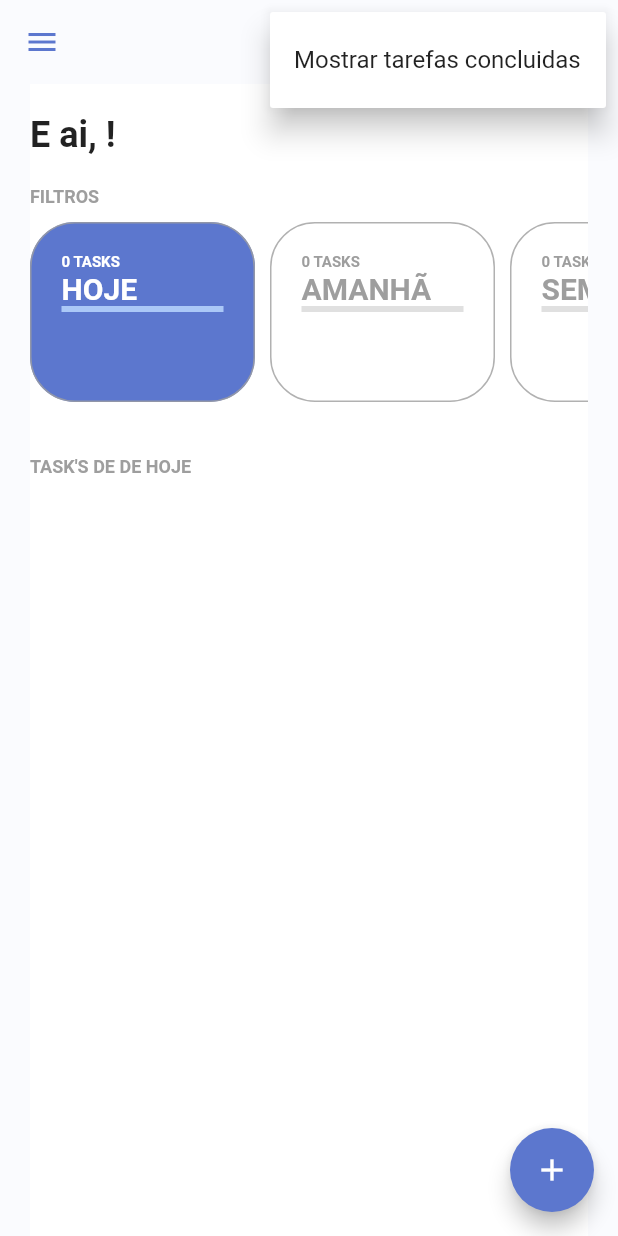
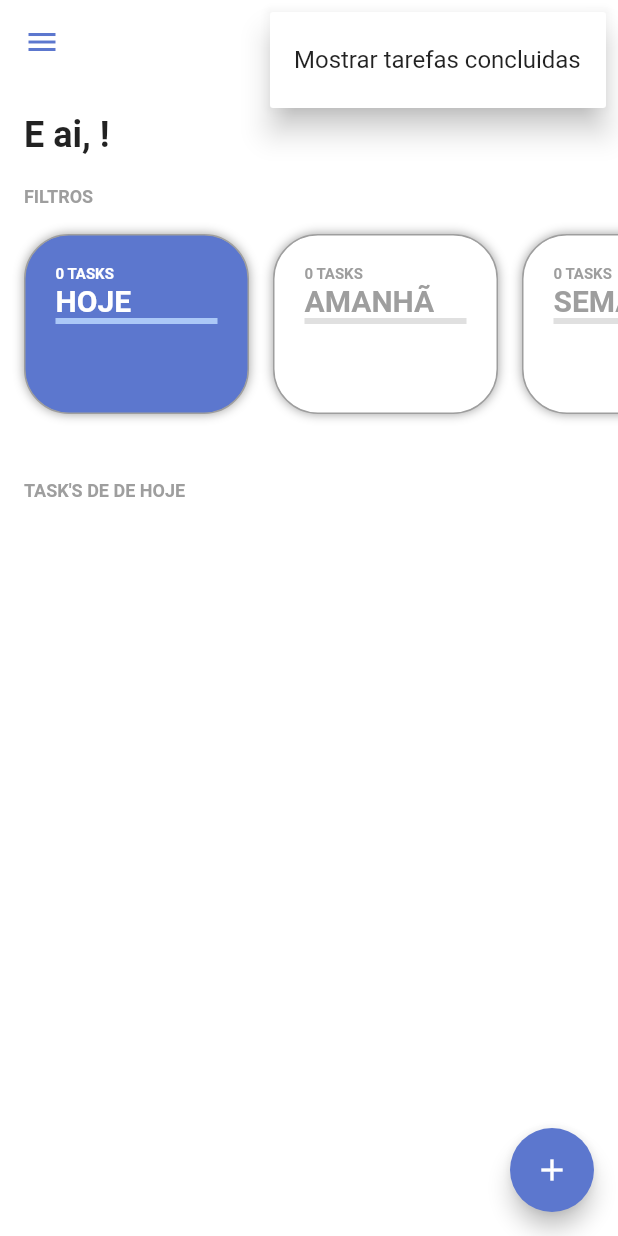
Before and after one commit to guilhermemanhani/todo_list_provider, a Flutter app: the screen it shows once a user with an empty profile is signed in, after a tap on an icon or button, on a phone screen of 412 x 824 dp. Run offline on Flutter 3.47's test engine with Material 2 defaults, Android fonts, the phone set to English and light mode, and no system bars; our stand-ins replace date_picker_timeline, firebase_auth, firebase_core, flutter_signin_button, google_fonts, google_sign_in and 3 more; missing offline and left inert: flutter_overlay_loader, validatorless; accounts and stored records are empty; network calls fail; Roboto replaces fonts that are missing (Mandali).

Commit message:
melhora no layout

```diff
--- a/lib/app/modules/home/home_page.dart
+++ b/lib/app/modules/home/home_page.dart
@@ -66,7 +66,7 @@ class _HomePageState extends State<HomePage> {
       drawer: HomeDrawer(),
       appBar: AppBar(
         iconTheme: IconThemeData(color: context.primaryColor),
-        backgroundColor: const Color(0xFFFAFBFE),
+        backgroundColor: Colors.white,
         // title: const Text('Home'),
         elevation: 0,
         actions: [
@@ -91,7 +91,9 @@ class _HomePageState extends State<HomePage> {
         child: const Icon(Icons.add),
       ),
       backgroundColor: const Color(0xFFFAFBFE),
-      body: LayoutBuilder(
+      body: Container(
+        color: Colors.white,
+        child: LayoutBuilder(
           builder: (context, constraints) {
             return ConstrainedBox(
               constraints: BoxConstraints(
@@ -100,7 +102,6 @@ class _HomePageState extends State<HomePage> {
               ),
               child: Container(
                 color: Colors.white,
-              margin: const EdgeInsets.symmetric(horizontal: 20),
                 child: IntrinsicHeight(
                   child: Column(
                     crossAxisAlignment: CrossAxisAlignment.start,
@@ -119,6 +120,7 @@ class _HomePageState extends State<HomePage> {
             );
           },
         ),
+      ),
     );
   }
 }
--- a/lib/app/modules/home/widgets/home_filters.dart
+++ b/lib/app/modules/home/widgets/home_filters.dart
@@ -14,15 +14,20 @@ class HomeFilters extends StatelessWidget {
     return Column(
       crossAxisAlignment: CrossAxisAlignment.start,
       children: [
-        Text(
+        Padding(
+          padding: const EdgeInsets.symmetric(horizontal: 16.0),
+          child: Text(
             'FILTROS',
             style: context.titleStyle,
+          ),
         ),
         const SizedBox(
           height: 10,
         ),
         SingleChildScrollView(
           scrollDirection: Axis.horizontal,
+          child: Padding(
+            padding: const EdgeInsets.symmetric(horizontal: 8.0),
             child: Row(
               children: [
                 TodoCardFilter(
@@ -58,6 +63,7 @@ class HomeFilters extends StatelessWidget {
               ],
             ),
           ),
+        ),
       ],
     );
   }
--- a/lib/app/modules/home/widgets/home_header.dart
+++ b/lib/app/modules/home/widgets/home_header.dart
@@ -8,8 +8,9 @@ class HomeHeader extends StatelessWidget {
 
   @override
   Widget build(BuildContext context) {
-    return Padding(
+    return Container(
       padding: const EdgeInsets.symmetric(vertical: 20),
+      margin: const EdgeInsets.symmetric(horizontal: 16),
       child: Row(
         children: [
           Selector<AuthProvider, String>(
--- a/lib/app/modules/home/widgets/home_tasks.dart
+++ b/lib/app/modules/home/widgets/home_tasks.dart
@@ -12,10 +12,10 @@ class HomeTasks extends StatelessWidget {
   @override
   Widget build(BuildContext context) {
     return Flexible(
-      child: Container(
-        color: Colors.white,
       child: SingleChildScrollView(
         physics: const ScrollPhysics(),
+        child: Padding(
+          padding: const EdgeInsets.symmetric(horizontal: 16.0),
           child: Column(
             crossAxisAlignment: CrossAxisAlignment.start,
             children: [
@@ -46,7 +46,10 @@ class HomeTasks extends StatelessWidget {
                         shrinkWrap: true,
                         itemBuilder: (context, index) {
                           final item = value[index];
-                          return Dismissible(
+                          return Container(
+                            padding: const EdgeInsets.symmetric(
+                                horizontal: 8, vertical: 4),
+                            child: Dismissible(
                               onDismissed: (val) {
                                 context
                                     .read<HomeController>()
@@ -54,6 +57,7 @@ class HomeTasks extends StatelessWidget {
                               },
                               key: Key(item.description),
                               child: Taks(model: value[index]),
+                            ),
                           );
                         },
                       );
--- a/lib/app/modules/home/widgets/home_week_filter.dart
+++ b/lib/app/modules/home/widgets/home_week_filter.dart
@@ -19,9 +19,12 @@ class HomeWeekFilter extends StatelessWidget {
           const SizedBox(
             height: 20,
           ),
-          Text(
+          Padding(
+            padding: const EdgeInsets.symmetric(horizontal: 16.0),
+            child: Text(
               'DIA DA SEMANA',
               style: context.titleStyle,
+            ),
           ),
           const SizedBox(
             height: 10,
@@ -47,7 +50,8 @@ class HomeWeekFilter extends StatelessWidget {
                   },
                 );
               },
-              )),
+            ),
+          ),
         ],
       ),
     );
--- a/lib/app/modules/home/widgets/taks.dart
+++ b/lib/app/modules/home/widgets/taks.dart
@@ -16,7 +16,7 @@ class Taks extends StatelessWidget {
         color: Colors.white,
         borderRadius: BorderRadius.circular(20),
         boxShadow: const [
-          BoxShadow(color: Colors.grey),
+          BoxShadow(color: Colors.grey, blurRadius: 5),
         ],
       ),
       margin: const EdgeInsets.symmetric(vertical: 5),
--- a/lib/app/modules/home/widgets/todo_card_filter.dart
+++ b/lib/app/modules/home/widgets/todo_card_filter.dart
@@ -45,14 +45,17 @@ class TodoCardFilter extends StatelessWidget {
           minHeight: 120,
           maxWidth: 150,
         ),
-        margin: const EdgeInsets.only(right: 10),
+        margin: const EdgeInsets.all(8),
         padding: const EdgeInsets.all(20),
         decoration: BoxDecoration(
           color: selected ? context.primaryColor : Colors.white,
           border: Border.all(
             width: 1,
-            color: Colors.grey.withOpacity(.8),
+            color: Colors.grey,
           ),
+          boxShadow: const [
+            BoxShadow(color: Colors.grey, blurRadius: 5),
+          ],
           borderRadius: BorderRadius.circular(30),
         ),
         child: Column(
```
Lines whose indentation alone changed are shown as unchanged.
